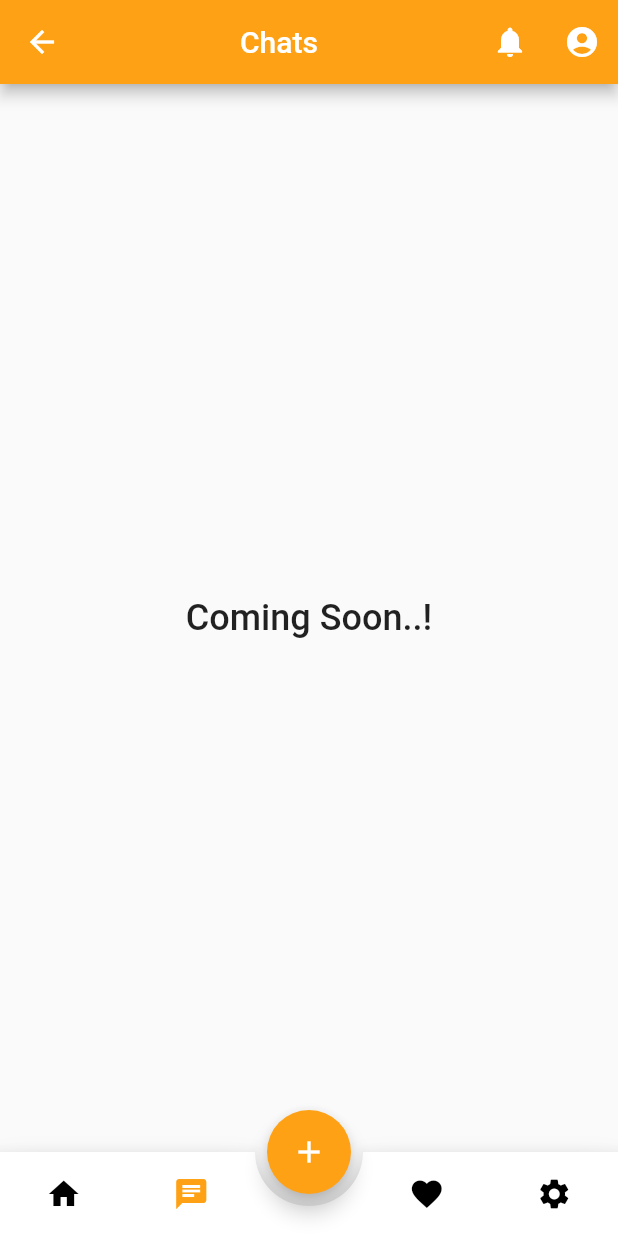
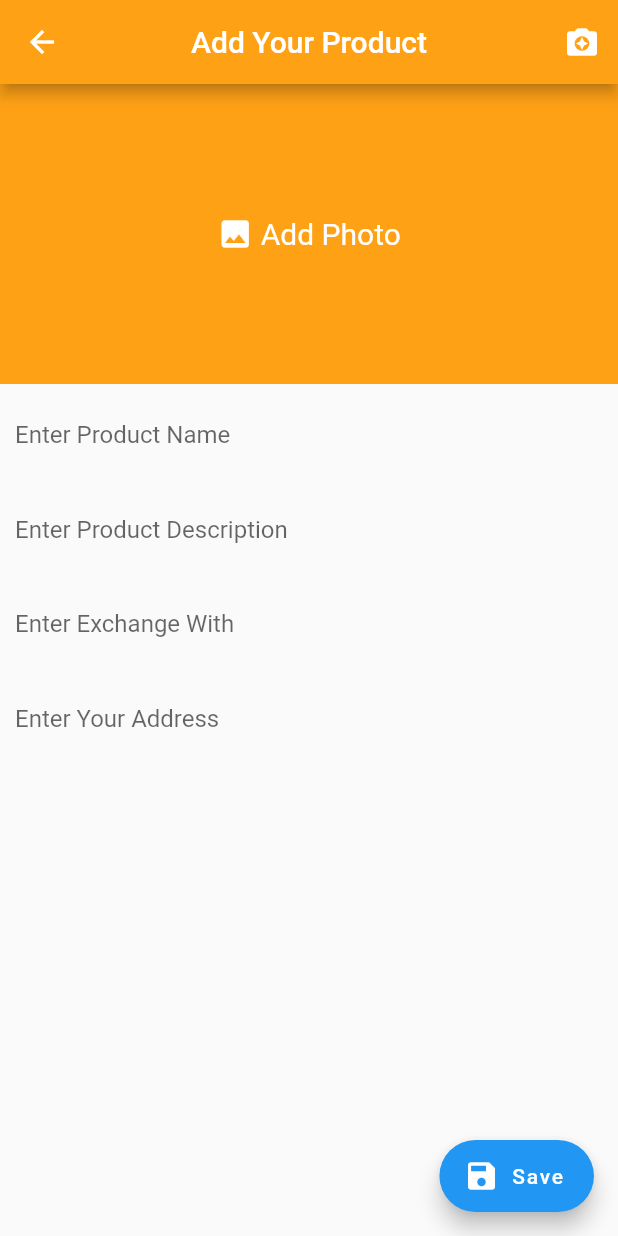
Before and after one commit to LalBaig/TradeZilla, a Flutter app: the MainPage screen opened by its route, item 2 of the bottom bar chosen, after a tap on the "add" icon, on a phone screen of 412 x 824 dp. Run offline on Flutter 3.47's test engine with Material 2 defaults, Android fonts, the phone set to English and light mode, and no system bars; drawn by our look-alikes of animated_bottom_navigation_bar; our stand-ins replace carousel_slider, firebase_auth, firebase_core, flutter_spinkit, get, google_fonts and 4 more; accounts and stored records are empty.

Commit message:
image picker and sql- sql issue

```diff
--- /dev/null
+++ b/lib/Models/userproduct.dart
@@ -0,0 +1,18 @@
+class Userproduct {
+  int _id;
+  String _productname;
+  String _exchange_with;
+  String _imagePath;
+  String _description;
+  String _address;
+
+  Userproduct(this._id, this._imagePath, this._address, this._description,
+      this._exchange_with, this._productname);
+
+  int get id => _id;
+  String get address => _address;
+  String get description => _description;
+  String get imagePath => _imagePath;
+  String get exchange => _exchange_with;
+  String get productname => _productname;
+}
--- a/lib/database/database.dart
+++ b/lib/database/database.dart
@@ -4,6 +4,29 @@ import 'package:trade_zilla/Models/user_class.dart';
 import 'package:trade_zilla/utilities/constants.dart';
 
 class DatabaseHelper {
+  static Future database() async {
+    final databasePath = await getDatabasesPath();
+
+    return openDatabase(join(databasePath, 'product.db'),
+        onCreate: (database, version) {
+      return database.execute(
+          'CREATE TABLE product(id INTEGER PRIMARY KEY, productName TEXT, description TEXT, address TEXT, imagePath TEXT)');
+    }, version: 1);
+  }
+
+  static Future insert(Map<String, Object> data) async {
+    final database = await DatabaseHelper.database();
+
+    database.insert("product", data,
+        conflictAlgorithm: ConflictAlgorithm.replace);
+  }
+
+  static Future<List<Map<String, dynamic>>> getProductFromdb() async {
+    final database = await DatabaseHelper.database();
+
+    return database.query("product", orderBy: "id DESC");
+  }
+
   Future<Database> initDatabase() async {
     String path = await getDatabasesPath();
     return openDatabase(
--- a/lib/main.dart
+++ b/lib/main.dart
@@ -1,6 +1,8 @@
 import 'package:firebase_core/firebase_core.dart';
+import 'package:provider/provider.dart';
 import 'package:trade_zilla/StartScreen.dart';
 import 'package:trade_zilla/controllers/bottomNavController.dart';
+import 'package:trade_zilla/pages/additem_screen.dart';
 import 'package:trade_zilla/pages/categories_screen.dart';
 import 'package:trade_zilla/pages/create_new_pass.dart';
 import 'package:trade_zilla/pages/edit_profile.dart';
@@ -12,6 +14,8 @@ import 'package:trade_zilla/pages/sign_in.dart';
 import 'package:flutter/material.dart';
 import 'package:get/get.dart';
 import 'package:trade_zilla/pages/user_profile.dart';
+
+import 'provider/youritemProvider.dart';
 
 void main() async {
   WidgetsFlutterBinding.ensureInitialized();
@@ -28,13 +32,20 @@ class MyApp extends StatelessWidget {
   Widget build(BuildContext context) {
     Get.put(BottomNavigationController());
 
-    return GetMaterialApp(
+    return ChangeNotifierProvider.value(
+      value: Youritem(),
+      child: GetMaterialApp(
         debugShowCheckedModeBanner: false,
         title: 'TradeZilla',
         theme: ThemeData(
           primarySwatch: Colors.blue,
         ),
         getPages: [
+          GetPage(
+              name: '/addproduct',
+              page: () => AddItemScreen(),
+              transition: Transition.cupertinoDialog,
+              transitionDuration: Duration(milliseconds: 500)),
           GetPage(
               name: '/loginscreen',
               page: () => AuthenticationClass(),
@@ -87,6 +98,7 @@ class MyApp extends StatelessWidget {
               transition: Transition.cupertino),
         ],
         initialRoute: '/beginscreen',
+      ),
     );
   }
 }
--- a/lib/mainPage.dart
+++ b/lib/mainPage.dart
@@ -26,9 +26,7 @@ class MainPage extends StatefulWidget {
 class _MainPageState extends State<MainPage> {
   final iconList = <IconData>[
     Icons.home,
-    Icons.chat,
     Icons.favorite,
-    Icons.settings
   ];
 
   @override
@@ -41,12 +39,8 @@ class _MainPageState extends State<MainPage> {
               child: controller.tabindex == 0
                   ? Text('TradeZila')
                   : controller.tabindex == 1
-                      ? Text('Chats')
-                      : controller.tabindex == 2
-                          ? Text('Favourites')
-                          : controller.tabindex == 3
-                              ? Text('Settings')
-                              : Text('')),
+                      ? Text('Favourites')
+                      : Text('')),
           backgroundColor: organeColor,
           actions: [
             IconButton(onPressed: () {}, icon: const Icon(Icons.notifications)),
@@ -62,15 +56,16 @@ class _MainPageState extends State<MainPage> {
           index: controller.tabindex,
           children: [
             HomeScreen(),
-            ChatScreen(),
             FavouriteScreen(),
-            Settings(),
           ],
         ),
         floatingActionButton: FloatingActionButton(
           child: Icon(Icons.add),
           backgroundColor: organeColor,
-          onPressed: () {},
+          onPressed: () {
+            print('Pressed!');
+            Get.toNamed('/addproduct');
+          },
         ),
         floatingActionButtonLocation: FloatingActionButtonLocation.centerDocked,
         bottomNavigationBar: AnimatedBottomNavigationBar(
--- /dev/null
+++ b/lib/pages/additem_screen.dart
@@ -0,0 +1,200 @@
+import 'dart:io';
+
+import 'package:flutter/material.dart';
+import 'package:get/get.dart';
+import 'package:image_picker/image_picker.dart';
+import 'package:path/path.dart';
+import 'package:path_provider/path_provider.dart';
+import 'package:provider/provider.dart';
+import 'package:trade_zilla/utilities/colors.dart';
+
+import '../provider/youritemProvider.dart';
+
+class AddItemScreen extends StatefulWidget {
+  AddItemScreen({Key? key}) : super(key: key);
+
+  @override
+  State<AddItemScreen> createState() => _AddItemScreenState();
+}
+
+class _AddItemScreenState extends State<AddItemScreen> {
+  TextEditingController _productNameController = TextEditingController();
+  TextEditingController _descriptionController = TextEditingController();
+  TextEditingController _addressController = TextEditingController();
+  TextEditingController _exchangewithController = TextEditingController();
+
+  final ImagePicker imagePicker = ImagePicker();
+  late XFile imageFileList;
+  var imagefile;
+
+  @override
+  Widget build(BuildContext context) {
+    return Scaffold(
+        appBar: AppBar(
+          actions: [
+            IconButton(
+                onPressed: () {
+                  print('pressed');
+                  showDialog(
+                      context: context,
+                      builder: (BuildContext context) {
+                        return AlertDialog(
+                          title: const Text("Options"),
+                          content: SingleChildScrollView(
+                            child: ListBody(
+                              children: [
+                                GestureDetector(
+                                  child:
+                                      const Text("Capture Image From Camera"),
+                                  onTap: () {
+                                    SelectImage(ImageSource.camera);
+                                  },
+                                ),
+                                const Padding(padding: EdgeInsets.all(10)),
+                                GestureDetector(
+                                  child: const Text("Take Image From Gallery"),
+                                  onTap: () {
+                                    SelectImage(ImageSource.gallery);
+                                  },
+                                ),
+                              ],
+                            ),
+                          ),
+                        );
+                      });
+                },
+                icon: const Icon(Icons.camera_enhance)),
+          ],
+          title: const Text('Add Your Product'),
+          centerTitle: true,
+          backgroundColor: organeColor,
+        ),
+        body: SingleChildScrollView(
+          child: Column(
+            children: [
+              imagefile == null
+                  ? Container(
+                      width: MediaQuery.of(context).size.width,
+                      height: 200,
+                      color: organeColor,
+                      child: Row(
+                          mainAxisAlignment: MainAxisAlignment.center,
+                          children: [
+                            Icon(
+                              Icons.photo,
+                              color: whtColor,
+                            ),
+                            const SizedBox(
+                              width: 5,
+                            ),
+                            Text(
+                              "Add Photo",
+                              style: TextStyle(color: whtColor, fontSize: 20),
+                            )
+                          ]),
+                    )
+                  : Container(
+                      width: 200,
+                      height: 200,
+                      decoration: BoxDecoration(color: whtColor),
+                      child: Image.file(
+                        imagefile,
+                        width: 200.0,
+                        height: 200.0,
+                        fit: BoxFit.fitHeight,
+                      )),
+              Padding(
+                padding: const EdgeInsets.only(
+                    left: 10.0, right: 5.0, top: 10.0, bottom: 5.0),
+                child: TextField(
+                  controller: _productNameController,
+                  maxLines: null,
+                  textCapitalization: TextCapitalization.sentences,
+                  decoration: const InputDecoration(
+                      hintText: 'Enter Product Name', border: InputBorder.none),
+                ),
+              ),
+              Padding(
+                padding: const EdgeInsets.only(
+                    left: 10.0, right: 5.0, top: 10.0, bottom: 5.0),
+                child: TextField(
+                  controller: _descriptionController,
+                  maxLines: null,
+                  textCapitalization: TextCapitalization.sentences,
+                  decoration: const InputDecoration(
+                      hintText: 'Enter Product Description',
+                      border: InputBorder.none),
+                ),
+              ),
+              Padding(
+                padding: const EdgeInsets.only(
+                    left: 10.0, right: 5.0, top: 10.0, bottom: 5.0),
+                child: TextField(
+                  controller: _exchangewithController,
+                  maxLines: null,
+                  textCapitalization: TextCapitalization.sentences,
+                  decoration: const InputDecoration(
+                      hintText: 'Enter Exchange With',
+                      border: InputBorder.none),
+                ),
+              ),
+              Padding(
+                padding: const EdgeInsets.only(
+                    left: 10.0, right: 5.0, top: 10.0, bottom: 5.0),
+                child: TextField(
+                  controller: _addressController,
+                  maxLines: null,
+                  textCapitalization: TextCapitalization.sentences,
+                  decoration: const InputDecoration(
+                      hintText: 'Enter Your Address', border: InputBorder.none),
+                ),
+              ),
+            ],
+          ),
+        ),
+        floatingActionButton: FloatingActionButton.extended(
+          onPressed: (() {
+            print('pressed');
+            saveProduct();
+          }),
+          label: Text("Save"),
+          icon: Icon(Icons.save),
+        ));
+  }
+
+  void SelectImage(ImageSource imageSource) async {
+    XFile? _image = await imagePicker.pickImage(source: imageSource);
+
+    if (_image == null) return;
+
+    var tempfile = File(_image.path);
+
+    final appDir = await getApplicationDocumentsDirectory();
+    final fileName = basename(_image.path);
+
+    tempfile = await tempfile.copy('${appDir.path}/$fileName');
+
+    setState(() {
+      imagefile = tempfile;
+    });
+    print(tempfile);
+    Get.back();
+  }
+
+  void saveProduct() {
+    String productName = _productNameController.text.trim();
+    String description = _descriptionController.text.trim();
+
+    String address = _addressController.text.trim();
+    String exchangewith = _exchangewithController.text.trim();
+
+    String imagePath = imagefile != null ? imagefile.path : null;
+
+    int id = DateTime.now().millisecondsSinceEpoch;
+
+    Provider.of<Youritem>(this.context, listen: false).addProduct(
+        id, productName, exchangewith, address, imagePath, description);
+
+    Get.back();
+  }
+}
--- a/lib/pages/homescreen.dart
+++ b/lib/pages/homescreen.dart
@@ -1,8 +1,10 @@
 import 'package:flutter/material.dart';
 import 'package:get/get.dart';
+import 'package:provider/provider.dart';
 import 'package:trade_zilla/Models/user_class.dart';
 import 'package:trade_zilla/authentication/authenticate.dart';
 import 'package:trade_zilla/database/database.dart';
+import 'package:trade_zilla/provider/youritemProvider.dart';
 import 'package:trade_zilla/utilities/colors.dart';
 import 'package:trade_zilla/widgets/bottomsheet_filtre.dart';
 import 'package:trade_zilla/widgets/product_gridview.dart';
@@ -105,7 +107,7 @@ class _HomeScreenState extends State<HomeScreen> {
         const Padding(
           padding: EdgeInsets.only(top: 20, left: 30),
           child: Text(
-            "Recommended",
+            "Your Items",
             style: TextStyle(fontSize: 18, fontWeight: FontWeight.w600),
           ),
         ),
@@ -114,10 +116,27 @@ class _HomeScreenState extends State<HomeScreen> {
           child: SingleChildScrollView(
             child: SizedBox(
               height: MediaQuery.of(context).size.height * 0.70,
-              child: GridView(
+              child: FutureBuilder(
+                  future: Provider.of<Youritem>(context, listen: false)
+                      .getAllProducts(),
+                  builder: (context, snapshot) {
+                    if (snapshot.connectionState == ConnectionState.waiting) {
+                      return Center(
+                        child: CircularProgressIndicator(),
+                      );
+                    } else {
+                      if (snapshot.connectionState == ConnectionState.done) {
+                        return Consumer<Youritem>(
+                          builder: (context, productprovider, child) =>
+                              productprovider.productsItems.length <= 0
+                                  ? const Center(
+                                      child:
+                                          Text("You have not added any item"))
+                                  : GridView(
                                       physics: BouncingScrollPhysics(),
-                  padding: const EdgeInsetsDirectional.all(30),
-                  children: gridData
+                                      padding:
+                                          const EdgeInsetsDirectional.all(30),
+                                      children: productprovider.productsItems
                                           .map((data) => ProductGridView(
                                               data.id,
                                               data.image,
@@ -126,12 +145,18 @@ class _HomeScreenState extends State<HomeScreen> {
                                               data.address,
                                               data.description))
                                           .toList(),
-                  gridDelegate: const SliverGridDelegateWithMaxCrossAxisExtent(
+                                      gridDelegate:
+                                          const SliverGridDelegateWithMaxCrossAxisExtent(
                                         maxCrossAxisExtent: 200,
                                         mainAxisSpacing: 30,
                                         crossAxisSpacing: 30,
                                         childAspectRatio: (2 / 3),
                                       )),
+                        );
+                      }
+                      return Container();
+                    }
+                  }),
             ),
           ),
         ),
--- /dev/null
+++ b/lib/provider/youritemProvider.dart
@@ -0,0 +1,50 @@
+import 'package:flutter/cupertino.dart';
+import 'package:trade_zilla/Models/userproduct.dart';
+
+import '../Models/grid_view_item_class.dart';
+import '../database/database.dart';
+
+class Youritem extends ChangeNotifier {
+  List _ProductList = [];
+
+  List get productsItems {
+    return [..._ProductList];
+  }
+
+  GridProductItem getProduct(int id) {
+    return _ProductList.firstWhere((product) => product.id == id,
+        orElse: () => null);
+  }
+
+  Future addProduct(int id, String productname, String exchange_with,
+      String address, String imagePath, String description) async {
+    final product = Userproduct(
+        id, imagePath, address, description, exchange_with, productname);
+
+    notifyListeners();
+
+    DatabaseHelper.insert({
+      'id': product.id,
+      'productname': product.productname,
+      'imagepath': product.imagePath,
+      'description': product.description,
+      'address': product.address,
+    });
+  }
+
+  Future getAllProducts() async {
+    final productList = await DatabaseHelper.getProductFromdb();
+
+    _ProductList = productList
+        .map((product) => Userproduct(
+            product['id'],
+            product['productname'],
+            product['exchange_with'],
+            product['imagepath'],
+            product['description'],
+            product['address']))
+        .toList();
+
+    notifyListeners();
+  }
+}
--- a/pubspec.yaml
+++ b/pubspec.yaml
@@ -34,8 +34,8 @@ dependencies:
   # The following adds the Cupertino Icons font to your application.
   # Use with the CupertinoIcons class for iOS style icons.
   cupertino_icons: ^1.0.2
-  get: ^4.6.1
-  provider: ^5.0.0
+  get: ^4.6.5
+  provider: ^6.0.3
   cloud_firestore: ^3.1.11
   firebase_core: ^1.14.0
   firebase_auth: ^3.3.13
@@ -48,6 +48,7 @@ dependencies:
   path_provider: ^2.0.9
   image_picker: ^0.8.5
   shared_preferences: ^2.0.13
+  path: ^1.8.1
 
 
 dev_dependencies:
```
Also changed, not shown: pubspec.lock, 1 other file. Lines whose indentation alone changed are shown as unchanged.
